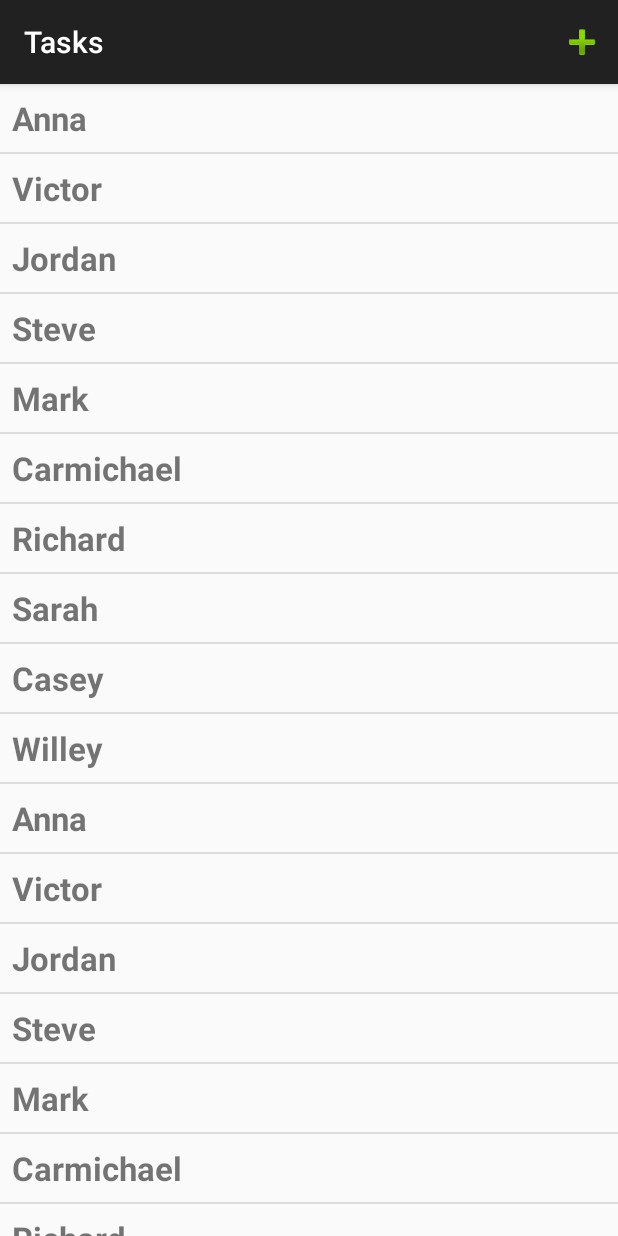
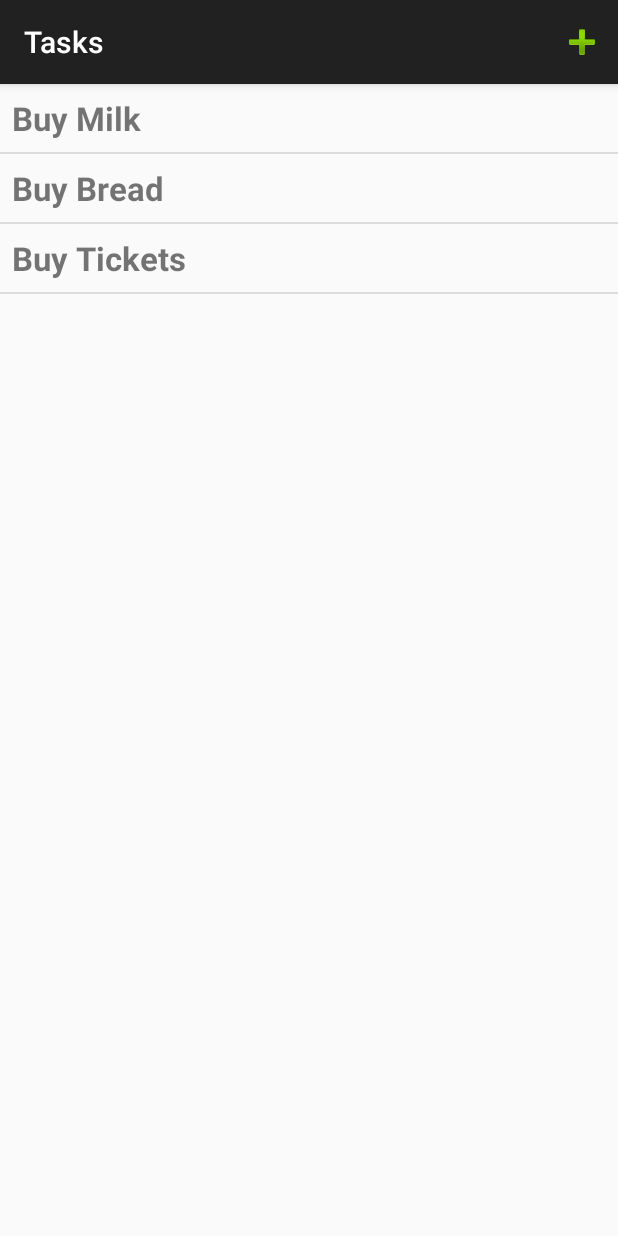
Before and after one commit to igalna/KCLTechTodo, an Android app: the screen it shows after launch (TaskListActivity), on a phone screen of 412 x 824 dp. Run offline under Robolectric (Android 15) with nearby library versions, the phone set to English and light mode, and no system bars.

Commit message:
TaskListAdapter and linking the TaskListActivity with everything else

```diff
--- a/app/src/main/java/tech/kcl/kcltechtodo/BuildXNameAdapter.java
+++ /dev/null
@@ -1,54 +0,0 @@
-package tech.kcl.kcltechtodo;
-
-import android.app.Activity;
-import android.view.LayoutInflater;
-import android.view.View;
-import android.view.ViewGroup;
-import android.widget.BaseAdapter;
-import android.widget.TextView;
-
-/**
- * Created by igaln on 03/11/2015.
- */
-public class BuildXNameAdapter extends BaseAdapter {
-
-    private String[] data;
-    private Activity activity;
-
-    public BuildXNameAdapter(Activity activity, String[] data) {
-        this.data = data;
-        this.activity = activity;
-    }
-
-    @Override
-    public int getCount() {
-        if (data == null) return 0;
-        return data.length;
-    }
-
-    @Override
-    public Object getItem(int position) {
-        if (data == null) return null;
-        return data[position];
-    }
-
-    @Override
-    public long getItemId(int position) {
-        return 0;
-    }
-
-    @Override
-    public View getView(int position, View recycledView, ViewGroup parent) {
-        View output = recycledView;
-        if (output == null) {
-            LayoutInflater inflater = activity.getLayoutInflater();
-            output = inflater.inflate(R.layout.list_view_row, parent, false);
-        }
-
-        TextView textView = (TextView) output.findViewById(R.id.name);
-        textView.setText(getItem(position).toString());
-
-
-        return output;
-    }
-}
--- a/app/src/main/java/tech/kcl/kcltechtodo/DBHelper.java
+++ b/app/src/main/java/tech/kcl/kcltechtodo/DBHelper.java
@@ -70,8 +70,8 @@ public class DBHelper extends SQLiteOpenHelper {
             return output;
 
         Cursor allTasks = db.rawQuery("SELECT * " +
-                "FROM Tasks" +
-                "WHERE is_complete = 0" +
+                "FROM Tasks " +
+                "WHERE is_complete = 0 " +
                 "ORDER BY due_date ASC;", null);
 
         if(allTasks.moveToFirst()) {
--- a/app/src/main/java/tech/kcl/kcltechtodo/TaskListActivity.java
+++ b/app/src/main/java/tech/kcl/kcltechtodo/TaskListActivity.java
@@ -27,7 +27,25 @@ public class TaskListActivity extends AppCompatActivity {
     private ListView listView;
     private TextView noTasksMessage;
 
-	/*================*
+    private ArrayList<Task> taskList = new ArrayList<>();
+    private DBHelper dbHelper = null;
+    private TaskListAdapter taskListAdapter;
+
+
+    @Override
+    protected void onStart() {
+        super.onStart();
+        dbHelper = new DBHelper(this);
+    }
+
+    @Override
+    protected void onStop() {
+        super.onStop();
+        dbHelper.close();
+        dbHelper = null;
+    }
+
+    /*================*
      * Activity setup *
 	 *================*/
 
@@ -46,33 +64,8 @@ public class TaskListActivity extends AppCompatActivity {
         listView = (ListView) findViewById(R.id.list_view);
         noTasksMessage = (TextView) findViewById(R.id.no_tasks_message);
 
-
-
-        String[] data = {"Anna", "Victor", "Jordan",
-                         "Steve", "Mark", "Carmichael",
-                         "Richard", "Sarah",
-                         "Casey", "Willey",
-                         "Anna", "Victor", "Jordan",
-                         "Steve", "Mark", "Carmichael",
-                         "Richard", "Sarah",
-                         "Casey", "Willey",
-                         "Anna", "Victor", "Jordan",
-                         "Steve", "Mark", "Carmichael",
-                         "Richard", "Sarah",
-                         "Casey", "Willey",
-                         "Anna", "Victor", "Jordan",
-                         "Steve", "Mark", "Carmichael",
-                         "Richard", "Sarah",
-                         "Casey", "Willey"};
-
-        BuildXNameAdapter myAdapter = new BuildXNameAdapter(this, data);
-        listView.setAdapter(myAdapter);
-
-        loadingIcon.setVisibility(View.GONE);
-        listView.setVisibility(View.VISIBLE);
-
-
-        // DB INSERT //
+        taskListAdapter = new TaskListAdapter(this);
+        listView.setAdapter(taskListAdapter);
 
         Task task1 = new Task("Buy Milk", "The Green Stuff", DateTime.now(), false);
         Task task2 = new Task("Buy Bread", "Wholemeal Bread", DateTime.now(), false);
@@ -83,14 +76,6 @@ public class TaskListActivity extends AppCompatActivity {
         dbHelper.saveTask(task1);
         dbHelper.saveTask(task2);
         dbHelper.saveTask(task3);
-
-
-        // DB READ //
-
-        /*ArrayList<Task> tasks = dbHelper.getUncompleteTasks();
-        for (Task t : tasks) {
-            // Do something here
-        }*/
 
     }
 
@@ -112,4 +97,26 @@ public class TaskListActivity extends AppCompatActivity {
         }
     }
 
+    @Override
+    protected void onResume() {
+        super.onResume();
+        refreshTasks();
+    }
+
+    private void refreshTasks() {
+        loadingIcon.setVisibility(View.VISIBLE);
+        listView.setVisibility(View.GONE);
+        noTasksMessage.setVisibility(View.GONE);
+
+        taskList = dbHelper.getUncompleteTasks();
+        taskListAdapter.setTasks(taskList);
+        taskListAdapter.notifyDataSetChanged();
+
+        loadingIcon.setVisibility(View.GONE);
+
+        if (taskList.isEmpty())
+            noTasksMessage.setVisibility(View.VISIBLE);
+        else
+            listView.setVisibility(View.VISIBLE);
+    }
 }
--- /dev/null
+++ b/app/src/main/java/tech/kcl/kcltechtodo/TaskListAdapter.java
@@ -0,0 +1,60 @@
+package tech.kcl.kcltechtodo;
+
+import android.app.Activity;
+import android.view.LayoutInflater;
+import android.view.View;
+import android.view.ViewGroup;
+import android.widget.BaseAdapter;
+import android.widget.TextView;
+
+import java.util.ArrayList;
+
+/**
+ * Created by igaln on 17/11/2015.
+ */
+public class TaskListAdapter extends BaseAdapter {
+
+    private Activity activity;
+    private ArrayList<Task> tasks = null;
+
+    public TaskListAdapter(Activity activity) {
+        this.activity = activity;
+    }
+
+    public void setTasks(ArrayList<Task> tasks) {
+        this.tasks = tasks;
+    }
+
+    @Override
+    public int getCount() {
+        if (tasks == null) return 0;
+        return tasks.size();
+    }
+
+    @Override
+    public Object getItem(int position) {
+        if (tasks == null) return null;
+        return tasks.get(position);
+    }
+
+    @Override
+    public View getView(int position, View convertView, ViewGroup parent) {
+        View recycledView = convertView;
+
+        if (recycledView == null) {
+            LayoutInflater li = activity.getLayoutInflater();
+            recycledView = li.inflate(R.layout.list_view_row, parent, false);
+        }
+
+        TextView titleView = (TextView) recycledView.findViewById(R.id.title);
+        Task task = (Task) getItem(position);
+        titleView.setText(task.getTitle());
+
+        return recycledView;
+    }
+
+    @Override
+    public long getItemId(int position) {
+        return 0;
+    }
+}
--- a/app/src/main/res/layout/list_view_row.xml
+++ b/app/src/main/res/layout/list_view_row.xml
@@ -5,7 +5,7 @@
     android:layout_height="match_parent">
 
     <TextView
-        android:id="@+id/name"
+        android:id="@+id/title"
         android:layout_width="wrap_content"
         android:layout_height="wrap_content"
         android:padding="8dp"
```
